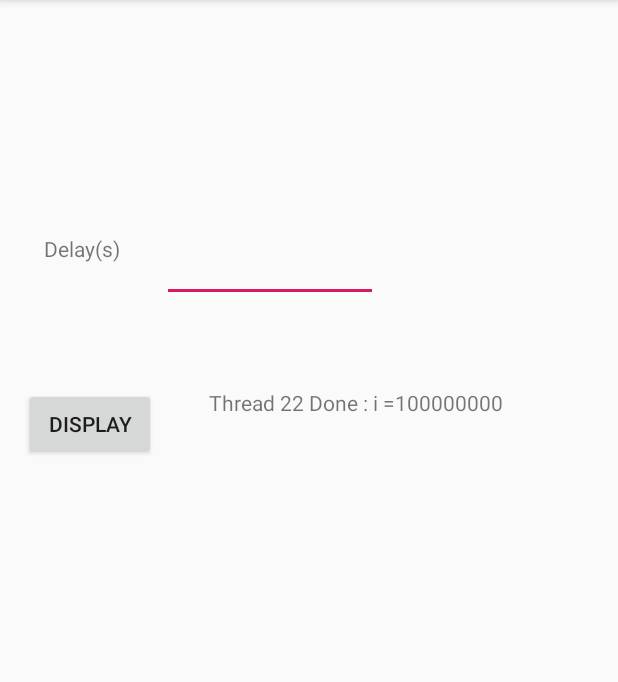
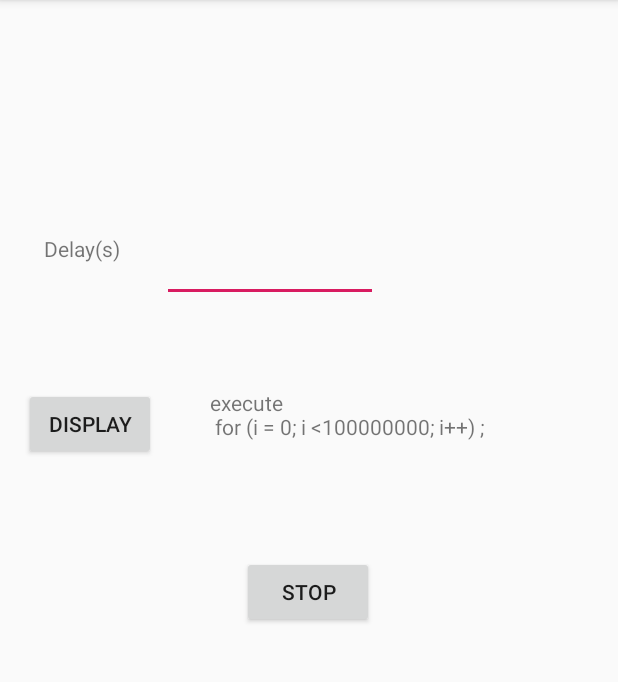
Before and after one commit to CS683/HandlerThread, an Android app: the screen it shows after launch (MainActivity), after a tap on "DISPLAY", on a phone screen of 412 x 824 dp, the part 84-766 px from its top. Run offline under Robolectric (Android 15) with nearby library versions, the phone set to English and light mode, and no system bars.

Commit message:
This is the handler thread example

```diff
--- /dev/null
+++ b/app/src/main/java/edu/bu/metcs/handlerthread/LongOperation.java
@@ -0,0 +1,36 @@
+package edu.bu.metcs.handlerthread;
+
+import android.util.Log;
+
+public class LongOperation {
+    private boolean stop;
+
+
+    public LongOperation() {
+        this.stop = false;
+    }
+
+    public synchronized boolean isStop() {
+        return stop;
+    }
+
+    public synchronized void setStop(boolean stop) {
+        this.stop = stop;
+    }
+
+    private static final String TAG = LongOperation.class.getSimpleName ();
+    public long run(long threadDelay) {
+        setStop(false);
+        Log.d(TAG, " delay "+ threadDelay);
+        long i;
+        for (i = 0; i < threadDelay * 100000000; i++)
+            if (isStop()) break;
+            /*
+            // in this case, another way is to use interrupt()
+            if (Thread.interrupted ()) break;
+             */
+        Log.d(TAG, " delay "+ threadDelay);
+        return i;
+    }
+
+}
--- a/app/src/main/java/edu/bu/metcs/handlerthread/MainActivity.java
+++ b/app/src/main/java/edu/bu/metcs/handlerthread/MainActivity.java
@@ -21,6 +21,7 @@ public class MainActivity extends AppCompatActivity {
 
     private Handler mainHandler, threadHandler;
     private HandlerThread mHandlerThread;
+    private LongOperation longOperation = new LongOperation ();
 
     @Override
     protected void onCreate(Bundle savedInstanceState) {
@@ -66,7 +67,7 @@ public class MainActivity extends AppCompatActivity {
 
                 long delay = m.getData ().getLong("delay");
 
-                long i = longOperation (delay);
+                long i = longOperation.run (delay);
 
                 Message msg = Message.obtain ();
                 Bundle bundle = new Bundle();
@@ -76,12 +77,7 @@ public class MainActivity extends AppCompatActivity {
 
                 mainHandler.sendMessage(msg);
 
-
-
-
-
-
-                return true;
+        return true;
             }
         } );
         // passing with two parameters: a looper and a callback object.
@@ -123,15 +119,14 @@ public class MainActivity extends AppCompatActivity {
 
     }
 
-
-    public long longOperation(long threadDelay) {
-        Log.d(TAG, " delay "+ threadDelay);
-        long i;
-        for (i = 0; i < threadDelay * 100000000; i++);
-        Log.d(TAG, " delay "+ threadDelay);
-        return i;
+    public void stopOperation(View v){
+        longOperation.setStop (true);
+        // user interrupt() to interrupt the thread
+        // mHandlerThread.interrupt ();
     }
 
 
 
+
+
 }
--- a/app/src/main/res/layout/activity_main.xml
+++ b/app/src/main/res/layout/activity_main.xml
@@ -25,12 +25,12 @@
         android:id="@+id/button"
         android:layout_width="wrap_content"
         android:layout_height="wrap_content"
+        android:layout_marginLeft="16dp"
+        android:layout_marginTop="83dp"
         android:onClick="display"
         android:text="Display"
-        android:layout_marginTop="83dp"
-        app:layout_constraintTop_toBottomOf="@+id/textView3"
-        android:layout_marginLeft="16dp"
-        app:layout_constraintLeft_toLeftOf="parent" />
+        app:layout_constraintLeft_toLeftOf="parent"
+        app:layout_constraintTop_toBottomOf="@+id/textView3" />
 
     <TextView
         android:id="@+id/textView3"
@@ -54,4 +54,16 @@
         app:layout_constraintLeft_toRightOf="@+id/textView3"
         app:layout_constraintTop_toTopOf="@+id/textView3" />
 
+    <Button
+        android:id="@+id/stopBtn"
+        android:layout_width="wrap_content"
+        android:layout_height="wrap_content"
+        android:layout_marginTop="64dp"
+        android:text="Stop"
+        android:onClick="stopOperation"
+        app:layout_constraintEnd_toEndOf="parent"
+        app:layout_constraintHorizontal_bias="0.498"
+        app:layout_constraintStart_toStartOf="parent"
+        app:layout_constraintTop_toBottomOf="@+id/button" />
+
 </androidx.constraintlayout.widget.ConstraintLayout>
```
